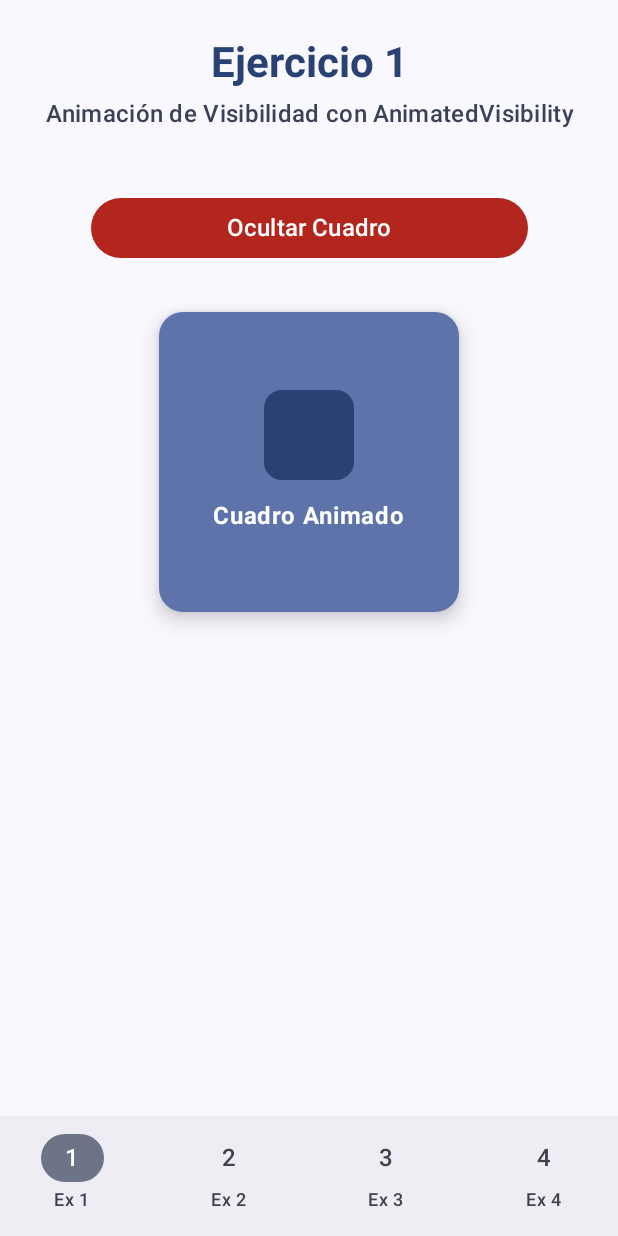
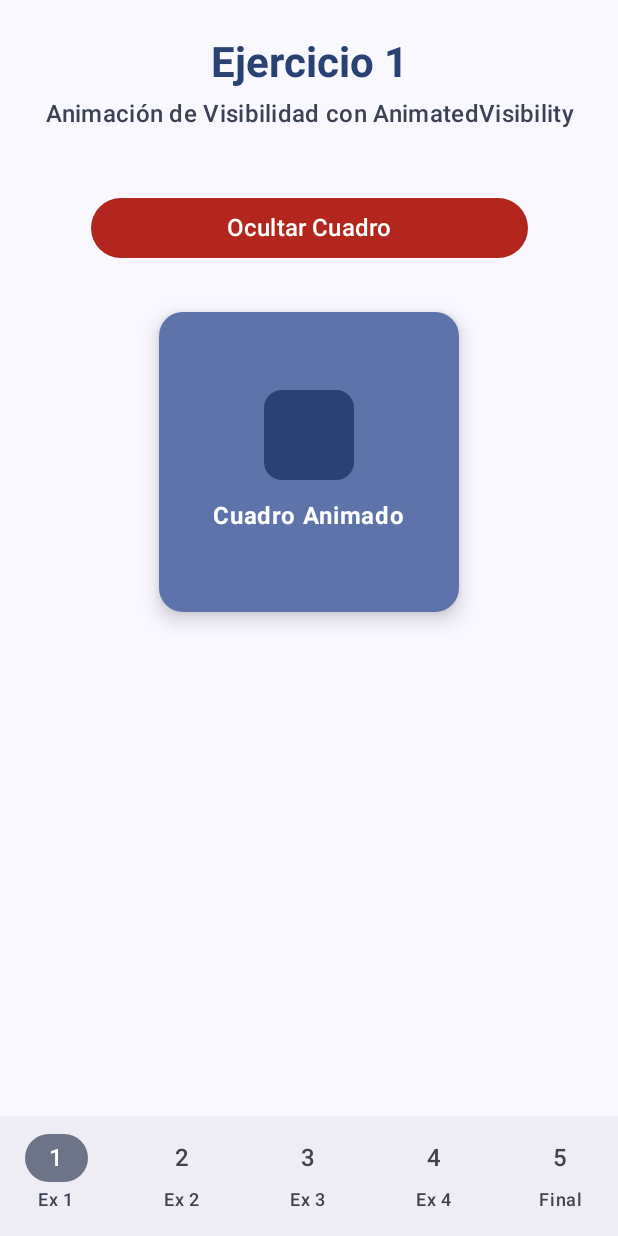
Before and after one commit to bryancabana-create/lab13animaciones, an Android app built with Jetpack Compose: the screen it shows after launch (MainActivity), on a phone screen of 412 x 824 dp. Run offline under Robolectric (Android 15) with nearby library versions, the phone set to English and light mode, and no system bars.

Commit message:
feat: connect EjercicioFinalScreen as tab 5 in MainScreen navigation bar

```diff
--- a/app/src/main/java/com/example/lab13/MainScreen.kt
+++ b/app/src/main/java/com/example/lab13/MainScreen.kt
@@ -29,6 +29,7 @@ fun MainScreen() {
         "Ex 2",
         "Ex 3",
         "Ex 4",
+        "Final",
     )
 
     Scaffold(
@@ -64,6 +65,7 @@ fun MainScreen() {
                 1 -> Ejercicio2Screen()
                 2 -> Ejercicio3Screen()
                 3 -> Ejercicio4Screen()
+                4 -> EjercicioFinalScreen()
                 else -> Ejercicio1Screen()
             }
         }
```
